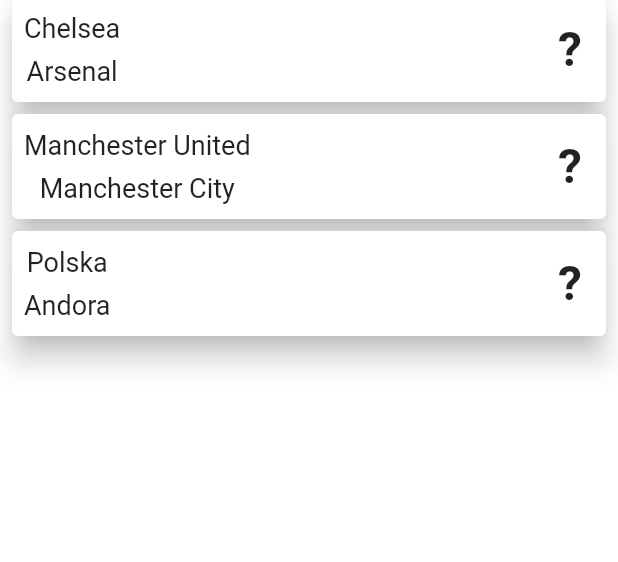
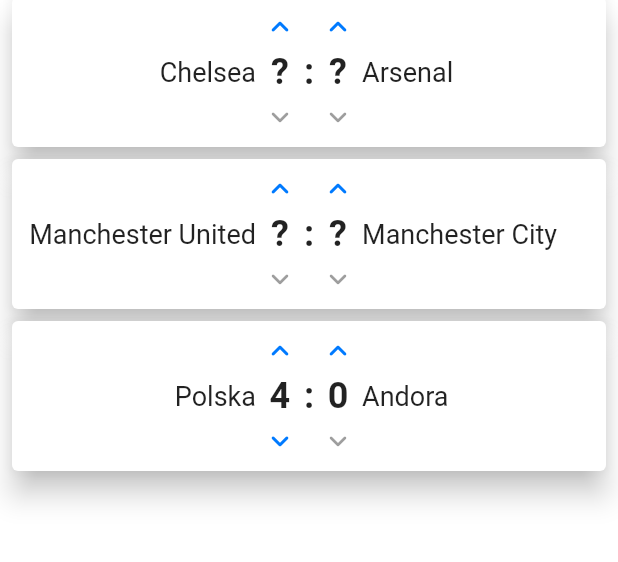
Before and after one commit to matek2305/gobetting, a Flutter app: the screen it shows after launch, on a phone screen of 412 x 824 dp, the part 81-643 px from its top. Run offline on Flutter 3.47's test engine with Material 2 defaults, Android fonts, the phone set to English and light mode, and no system bars.

Commit message:
Add goals counter, match card redesigned.

```diff
--- a/lib/main.dart
+++ b/lib/main.dart
@@ -1,8 +1,8 @@
 import 'package:flutter/cupertino.dart';
 import 'package:flutter/material.dart';
 
-import './model/IncomingMatch.dart';
-import './model/MatchScore.dart';
+import './model/incoming_match.dart';
+import './model/match_score.dart';
 
 void main() {
   runApp(GoBettingApp());
@@ -46,7 +46,7 @@ class GoBettingApp extends StatelessWidget {
             padding: const EdgeInsets.all(4.0),
             child: ListView.builder(
               itemBuilder: (_, index) =>
-                  IncomingMatchWidget(_incomingMatches[index]),
+                  IncomingMatchCardWidget(_incomingMatches[index]),
               itemCount: _incomingMatches.length,
             ),
           ),
@@ -56,53 +56,103 @@ class GoBettingApp extends StatelessWidget {
   }
 }
 
-class IncomingMatchWidget extends StatelessWidget {
+class IncomingMatchCardWidget extends StatelessWidget {
   final IncomingMatch _match;
 
-  IncomingMatchWidget(this._match);
+  IncomingMatchCardWidget(this._match);
 
   @override
   Widget build(BuildContext context) {
     return Card(
       elevation: 8,
-      child: Row(
-        mainAxisAlignment: MainAxisAlignment.spaceBetween,
-        children: [
-          Padding(
-            padding: const EdgeInsets.all(4.0),
-            child: Column(
-              children: [
-                IncomingMatchTeamWidget(_match.homeTeamName),
-                IncomingMatchTeamWidget(_match.awayTeamName),
-              ],
+      child: Padding(
+        padding: const EdgeInsets.all(4.0),
+        child: Row(
+          children: [
+            IncomingMatchSideWidget(
+              _match.homeTeamName,
+              _match.bet?.homeTeam,
             ),
-          ),
-          Padding(
-            padding: const EdgeInsets.all(16.0),
-            child: Text(
-              "?",
-              style: TextStyle(fontSize: 32, fontWeight: FontWeight.bold),
+            Text(
+              ':',
+              style: TextStyle(
+                fontSize: 24,
+                fontWeight: FontWeight.bold,
+              ),
             ),
-          ),
-        ],
+            IncomingMatchSideWidget(
+              _match.awayTeamName,
+              _match.bet?.awayTeam,
+              true,
+            ),
+          ],
+        ),
       ),
     );
   }
 }
 
-class IncomingMatchTeamWidget extends StatelessWidget {
-  final String _name;
+class IncomingMatchSideWidget extends StatelessWidget {
+  final String _teamName;
+  final int _teamGoals;
+  final bool _reversed;
 
-  IncomingMatchTeamWidget(this._name);
+  IncomingMatchSideWidget(this._teamName, this._teamGoals,
+      [this._reversed = false]);
 
   @override
   Widget build(BuildContext context) {
-    return Padding(
-      padding: const EdgeInsets.all(4.0),
-      child: Text(
-        _name,
-        style: TextStyle(fontSize: 18),
+    var goalsCounterAfterTeamName = [
+      Flexible(
+        fit: FlexFit.tight,
+        child: Text(
+          _teamName,
+          style: TextStyle(fontSize: 18),
+          textAlign: _reversed ? TextAlign.left : TextAlign.right,
+        ),
+      ),
+      GoalsCounterWidget(_teamGoals),
+    ];
+
+    return Expanded(
+      child: Row(
+        children: _reversed
+            ? goalsCounterAfterTeamName.reversed.toList()
+            : goalsCounterAfterTeamName,
       ),
     );
   }
 }
+
+class GoalsCounterWidget extends StatelessWidget {
+  final int _goals;
+
+  GoalsCounterWidget(this._goals);
+
+  @override
+  Widget build(BuildContext context) {
+    return Column(
+      children: [
+        IconButton(
+          padding: EdgeInsets.all(4),
+          constraints: BoxConstraints(),
+          icon: Icon(Icons.keyboard_arrow_up_rounded),
+          onPressed: () {},
+        ),
+        Text(
+          '${_goals ?? '?'}',
+          style: TextStyle(
+            fontSize: 24,
+            fontWeight: FontWeight.bold,
+          ),
+        ),
+        IconButton(
+          padding: EdgeInsets.all(4),
+          constraints: BoxConstraints(),
+          icon: Icon(Icons.keyboard_arrow_down_rounded),
+          onPressed: (_goals ?? 0) > 0 ? () {} : null,
+        ),
+      ],
+    );
+  }
+}
--- a/lib/model/IncomingMatch.dart
+++ b/lib/model/incoming_match.dart
@@ -1,4 +1,4 @@
-import './MatchScore.dart';
+import './match_score.dart';
 
 class IncomingMatch {
   final String matchId;
```
Also changed, not shown: lib/model/match_score.dart (renamed from lib/model/MatchScore.dart), pubspec.lock.
